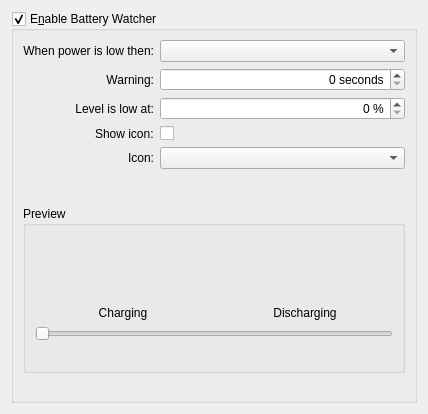
lxqt/lxqt-powermanagement, file config/batterywatchersettings.ui: the form before one commit.
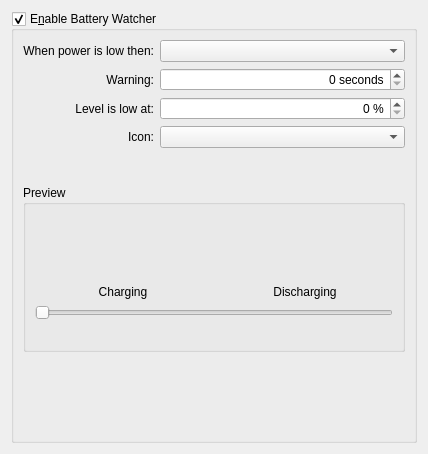
The form after the commit.

Commit message: Removed disable icon  code

```diff
--- a/config/batterywatchersettings.ui
+++ b/config/batterywatchersettings.ui
@@ -7,7 +7,7 @@
     <x>0</x>
     <y>0</y>
     <width>428</width>
-    <height>414</height>
+    <height>454</height>
    </rect>
   </property>
   <property name="windowTitle">
@@ -92,30 +92,32 @@
        </widget>
       </item>
       <item row="3" column="0">
-       <widget class="QLabel" name="showIconLabel">
-        <property name="text">
-         <string>Show icon:</string>
-        </property>
-       </widget>
-      </item>
-      <item row="3" column="1">
-       <widget class="QCheckBox" name="showIconCheckBox">
-        <property name="text">
-         <string/>
-        </property>
-       </widget>
-      </item>
-      <item row="4" column="0">
        <widget class="QLabel" name="iconTypeLabel">
         <property name="text">
          <string>Icon:</string>
         </property>
        </widget>
       </item>
-      <item row="4" column="1">
-        <widget class="QComboBox" name="iconTypeComboBox" />
+      <item row="3" column="1">
+       <widget class="QComboBox" name="iconTypeComboBox"/>
       </item>
-      <item row="6" column="0" colspan="2">
+      <item row="4" column="0">
+       <spacer name="verticalSpacer_2">
+        <property name="orientation">
+         <enum>Qt::Orientation::Vertical</enum>
+        </property>
+        <property name="sizeType">
+         <enum>QSizePolicy::Policy::Fixed</enum>
+        </property>
+        <property name="sizeHint" stdset="0">
+         <size>
+          <width>20</width>
+          <height>25</height>
+         </size>
+        </property>
+       </spacer>
+      </item>
+      <item row="5" column="0" colspan="2">
        <widget class="QGroupBox" name="previewBox">
         <property name="title">
          <string>Preview</string>
@@ -219,22 +221,6 @@
         </layout>
        </widget>
       </item>
-      <item row="5" column="0">
-       <spacer name="verticalSpacer_2">
-        <property name="orientation">
-         <enum>Qt::Vertical</enum>
-        </property>
-        <property name="sizeType">
-         <enum>QSizePolicy::Fixed</enum>
-        </property>
-        <property name="sizeHint" stdset="0">
-         <size>
-          <width>20</width>
-          <height>25</height>
-         </size>
-        </property>
-       </spacer>
-      </item>
      </layout>
     </widget>
    </item>
```
Left out of the diff: 28 changed lines with no effect on the pictures. The commit also changes 3 other files.
